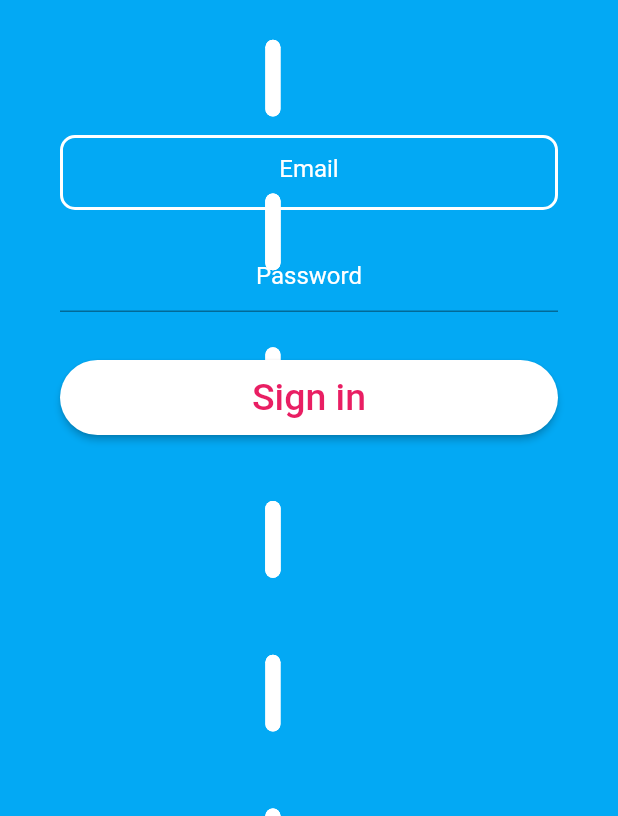
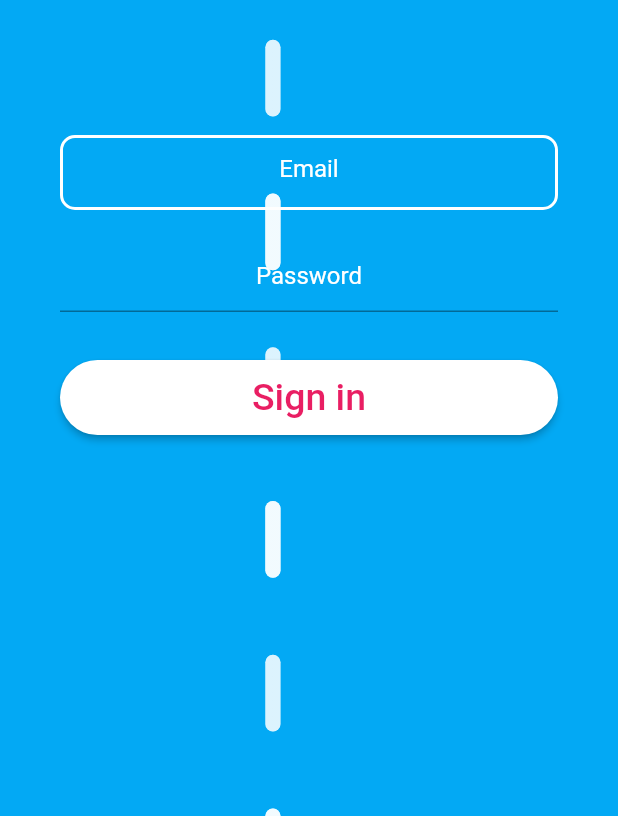
Before and after one commit to studioidan/flutter_modern_backgrounds, a Flutter app: the screen it shows after launch, on a phone screen of 412 x 824 dp, the part 420-1236 px from its top. Run offline on Flutter 3.47's test engine with Material 2 defaults, Android fonts, the phone set to English and light mode, and no system bars; our stand-ins replace tinycolor.

Commit message:
minor fixes

```diff
--- a/exmple/lib/screens/rectangle-rain-page.dart
+++ b/exmple/lib/screens/rectangle-rain-page.dart
@@ -23,7 +23,7 @@ class _RectangleRainPageState extends State<RectangleRainPage> {
               ),
             ),
             RectangleRain(
-              colors: [Colors.white, Colors.pink, Colors.yellowAccent, Colors.blueGrey],
+              colors: [Colors.white.withAlpha(160)],
               // dotColor: Colors.white,
               // lineColor: Colors.amber,
               // bgColor: Colors.pink
```
Also changed, not shown: art/rectangle-rain2.gif (added), 1 other file.
